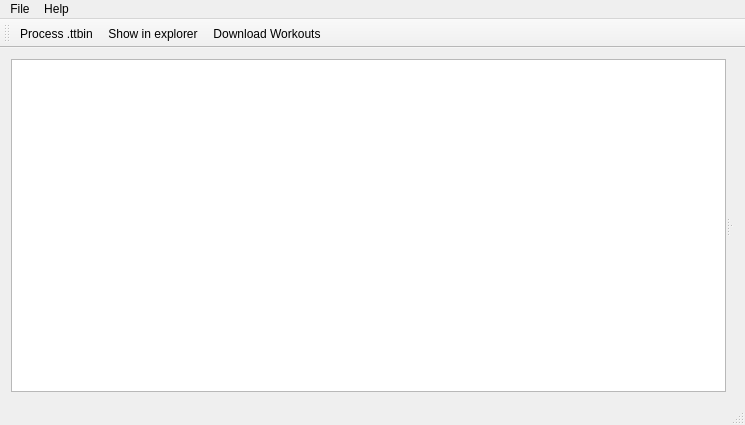
Qt form src/mainwindow.ui (altera2015/ttwatcher) before a commit.
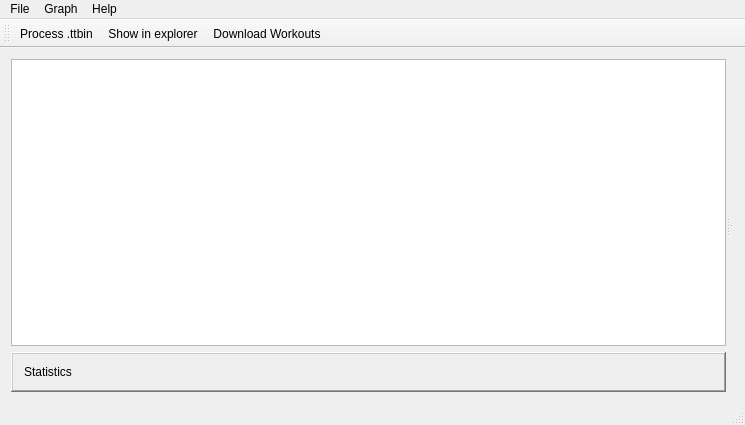
The same form after that commit. Icons and pictures are not drawn. Custom widgets are drawn as their Qt base class.

Commit message: Added statistics and graph enabling

What changed in the file:
```diff
--- a/src/mainwindow.ui
+++ b/src/mainwindow.ui
@@ -18,19 +18,62 @@
     <normaloff>:/icons/running32.png</normaloff>:/icons/running32.png</iconset>
   </property>
   <widget class="QWidget" name="centralWidget">
-   <layout class="QVBoxLayout" name="verticalLayout">
+   <layout class="QHBoxLayout" name="horizontalLayout">
     <item>
      <widget class="QSplitter" name="splitter_2">
       <property name="orientation">
        <enum>Qt::Horizontal</enum>
       </property>
-      <widget class="QTreeView" name="treeView">
+      <widget class="QWidget" name="widget" native="true">
        <property name="sizePolicy">
-        <sizepolicy hsizetype="Expanding" vsizetype="Expanding">
+        <sizepolicy hsizetype="Minimum" vsizetype="Preferred">
          <horstretch>1</horstretch>
          <verstretch>0</verstretch>
         </sizepolicy>
        </property>
+       <layout class="QVBoxLayout" name="verticalLayout_2">
+        <property name="leftMargin">
+         <number>0</number>
+        </property>
+        <property name="topMargin">
+         <number>0</number>
+        </property>
+        <property name="rightMargin">
+         <number>0</number>
+        </property>
+        <property name="bottomMargin">
+         <number>0</number>
+        </property>
+        <item>
+         <widget class="QTreeView" name="treeView">
+          <property name="sizePolicy">
+           <sizepolicy hsizetype="Expanding" vsizetype="Expanding">
+            <horstretch>1</horstretch>
+            <verstretch>0</verstretch>
+           </sizepolicy>
+          </property>
+         </widget>
+        </item>
+        <item>
+         <widget class="QFrame" name="frame_2">
+          <property name="frameShape">
+           <enum>QFrame::WinPanel</enum>
+          </property>
+          <property name="frameShadow">
+           <enum>QFrame::Raised</enum>
+          </property>
+          <layout class="QVBoxLayout" name="verticalLayout">
+           <item>
+            <widget class="QLabel" name="statLabel">
+             <property name="text">
+              <string>Statistics</string>
+             </property>
+            </widget>
+           </item>
+          </layout>
+         </widget>
+        </item>
+       </layout>
       </widget>
       <widget class="QSplitter" name="splitter">
        <property name="sizePolicy">
@@ -89,7 +132,17 @@
     </property>
     <addaction name="actionAbout"/>
    </widget>
+   <widget class="QMenu" name="menuGraph">
+    <property name="title">
+     <string>Graph</string>
+    </property>
+    <addaction name="actionShow_Speed"/>
+    <addaction name="actionShow_Heart_Rate"/>
+    <addaction name="actionShow_Cadence"/>
+    <addaction name="actionShow_Elevation"/>
+   </widget>
    <addaction name="menuFile"/>
+   <addaction name="menuGraph"/>
    <addaction name="menuHelp"/>
   </widget>
   <widget class="QToolBar" name="mainToolBar">
```
Left out of the diff: 40 changed lines with no effect on the pictures. The commit also changes 2 other files.
